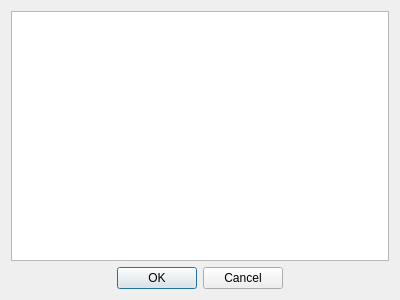
This is kleeneup/forms/grammar_out_dialog.ui in cauebs/kleeneup as Qt 5 draws it before an edit. The edited form follows.
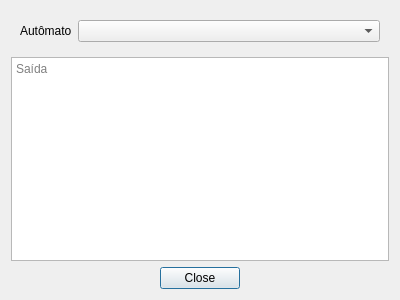
This is the edited form.

Commit message: automata test window implemented

Patch:
```diff
--- a/kleeneup/forms/grammar_out_dialog.ui
+++ b/kleeneup/forms/grammar_out_dialog.ui
@@ -15,7 +15,40 @@
   </property>
   <layout class="QVBoxLayout" name="verticalLayout">
    <item>
-    <widget class="QTextBrowser" name="text_box"/>
+    <widget class="QWidget" name="widget" native="true">
+     <layout class="QHBoxLayout" name="horizontalLayout">
+      <item>
+       <widget class="QLabel" name="label">
+        <property name="sizePolicy">
+         <sizepolicy hsizetype="Minimum" vsizetype="Preferred">
+          <horstretch>0</horstretch>
+          <verstretch>0</verstretch>
+         </sizepolicy>
+        </property>
+        <property name="text">
+         <string>Autômato</string>
+        </property>
+       </widget>
+      </item>
+      <item>
+       <widget class="QComboBox" name="fa_combo">
+        <property name="sizePolicy">
+         <sizepolicy hsizetype="Expanding" vsizetype="Fixed">
+          <horstretch>0</horstretch>
+          <verstretch>0</verstretch>
+         </sizepolicy>
+        </property>
+       </widget>
+      </item>
+     </layout>
+    </widget>
+   </item>
+   <item>
+    <widget class="QTextBrowser" name="text_box">
+     <property name="placeholderText">
+      <string>Saída</string>
+     </property>
+    </widget>
    </item>
    <item>
     <widget class="QDialogButtonBox" name="buttonBox">
@@ -23,7 +56,7 @@
       <enum>Qt::Horizontal</enum>
      </property>
      <property name="standardButtons">
-      <set>QDialogButtonBox::Cancel|QDialogButtonBox::Ok</set>
+      <set>QDialogButtonBox::Close</set>
      </property>
      <property name="centerButtons">
       <bool>true</bool>
```
The commit also changes 5 other files.
